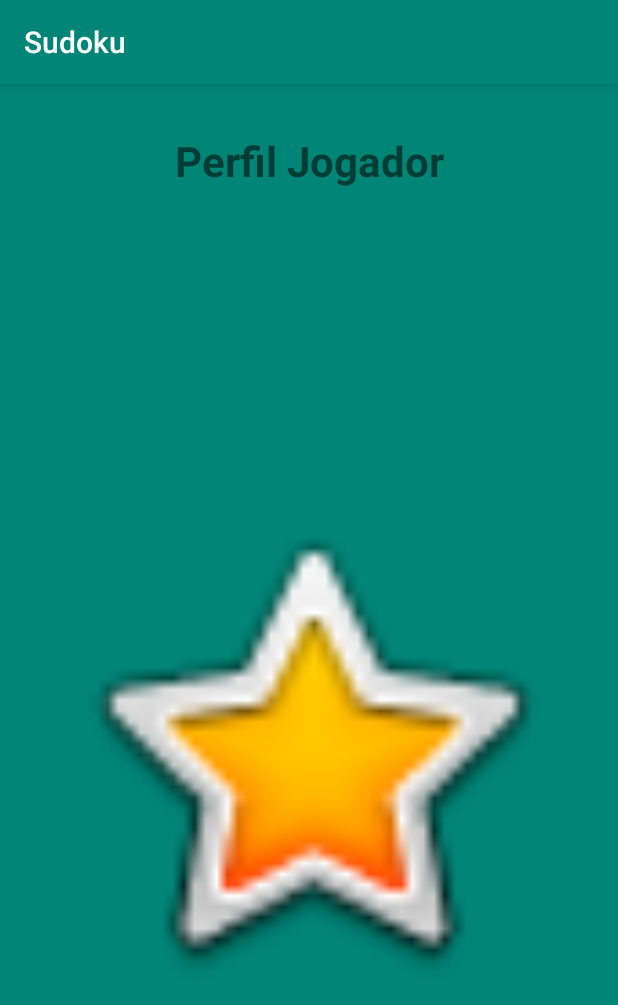
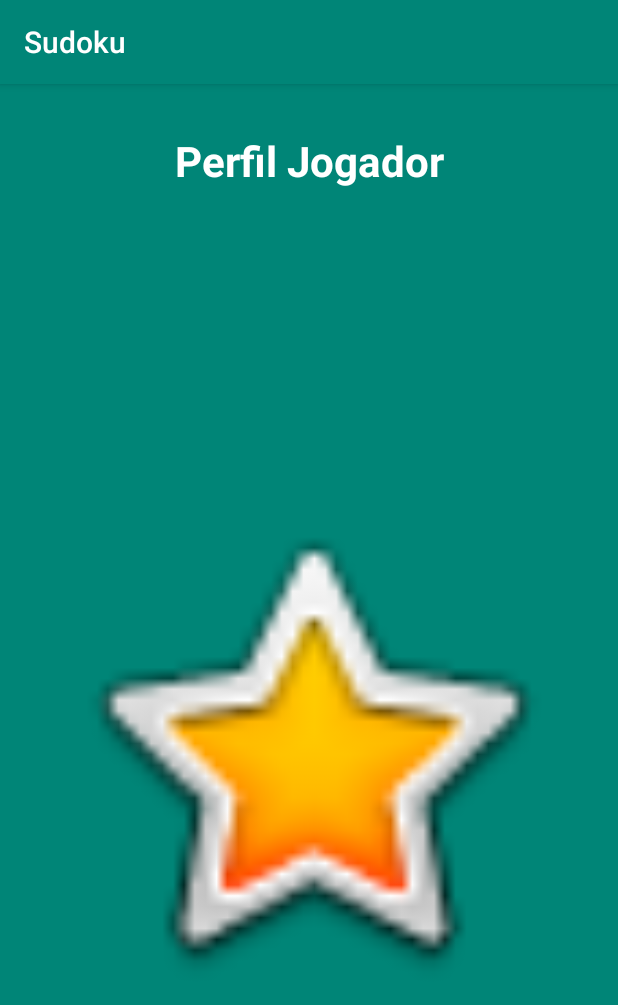
Before and after one commit to davidpaiva110/Sudoku-Android, an Android app: the PlayerProfileActivity screen opened directly, with no data from a screen before it, on a phone screen of 412 x 824 dp. Shown: the top 1005 px of the screen. Run offline under Robolectric (Android 15) with nearby library versions, the light colour scheme and no system bars.

```diff
--- a/app/src/main/java/pt/amov/xicorafapaiva/sudoku/GameViews/ChooseDifficultyActivity.java
+++ b/app/src/main/java/pt/amov/xicorafapaiva/sudoku/GameViews/ChooseDifficultyActivity.java
@@ -43,7 +43,6 @@ public class ChooseDifficultyActivity extends AppCompatActivity {
     protected void onCreate(Bundle savedInstanceState) {
         super.onCreate(savedInstanceState);
         setContentView(R.layout.activity_choose_difficulty);
-
     }
 
     @Override
@@ -58,7 +57,6 @@ public class ChooseDifficultyActivity extends AppCompatActivity {
         isProgressDialogActive = savedInstanceState.getBoolean("pd");
         if(isProgressDialogActive == true)
            createProgressDialog();
-
     }
 
     public void onClickCFacil(View view) {
@@ -67,7 +65,6 @@ public class ChooseDifficultyActivity extends AppCompatActivity {
         Thread t = new Thread(new Runnable() {
             @Override
             public void run() {
-                // your code here
                 aa = getSudokuBoard(EASY);
                 h.post(new Runnable() {
                     @Override
@@ -87,7 +84,6 @@ public class ChooseDifficultyActivity extends AppCompatActivity {
         Thread t = new Thread(new Runnable() {
             @Override
             public void run() {
-                // your code here
                 aa = getSudokuBoard(MEDIUM);
                 h.post(new Runnable() {
                     @Override
@@ -107,7 +103,6 @@ public class ChooseDifficultyActivity extends AppCompatActivity {
         Thread t = new Thread(new Runnable() {
             @Override
             public void run() {
-                // your code here
                 aa = getSudokuBoard(HARD);
                 h.post(new Runnable() {
                     @Override
@@ -181,12 +176,7 @@ public class ChooseDifficultyActivity extends AppCompatActivity {
                 al.add(array[r][c]);
             }
         }
-        Log.i("eu123", ""+nr);
         return al;
     }
 
-
-
-
-
 }
--- a/app/src/main/res/layout-land/activity_player_profile.xml
+++ b/app/src/main/res/layout-land/activity_player_profile.xml
@@ -23,7 +23,8 @@
             android:layout_height="wrap_content"
             android:text="@string/strPerfilJogador"
             android:textSize="28sp"
-            android:textStyle="bold" />
+            android:textStyle="bold"
+            android:textColor="#FFFFFF"/>
     </FrameLayout>
 
     <FrameLayout
@@ -72,7 +73,8 @@
                         android:layout_gravity="center_vertical"
                         android:text="@string/strSemNome"
                         android:textSize="24sp"
-                        android:textAlignment="center" />
+                        android:textAlignment="center"
+                     android:textColor="#FFFFFF"/>
 
                 <LinearLayout
                     android:layout_width="match_parent"
--- a/app/src/main/res/layout/activity_player_profile.xml
+++ b/app/src/main/res/layout/activity_player_profile.xml
@@ -23,7 +23,8 @@
             android:layout_height="wrap_content"
             android:text="@string/strPerfilJogador"
             android:textSize="28sp"
-            android:textStyle="bold" />
+            android:textStyle="bold"
+            android:textColor="#FFFFFF"/>
     </FrameLayout>
 
     <FrameLayout
@@ -42,7 +43,8 @@
             android:layout_weight="1"
             android:text="@string/strSemNome"
             android:textSize="24sp"
-            android:textStyle="italic" />
+            android:textStyle="italic"
+            android:textColor="#FFFFFF"/>
 
     </FrameLayout>
 
```
Also changed, not shown: 1 other file.
